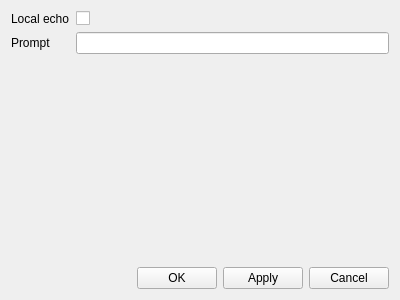
Old version of the form QLinKonsole/settingsdialog.ui in the repository pr4u4t/automatron3000.
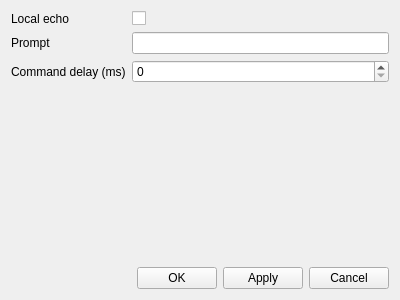
New version of the form.

```diff
--- a/QLinKonsole/settingsdialog.ui
+++ b/QLinKonsole/settingsdialog.ui
@@ -40,6 +40,16 @@
      <item row="1" column="1">
       <widget class="QLineEdit" name="prompt"/>
      </item>
+     <item row="2" column="0">
+      <widget class="QLabel" name="delay">
+       <property name="text">
+        <string>Command delay (ms)</string>
+       </property>
+      </widget>
+     </item>
+     <item row="2" column="1">
+      <widget class="QSpinBox" name="spinBox"/>
+     </item>
     </layout>
    </item>
    <item>
```
